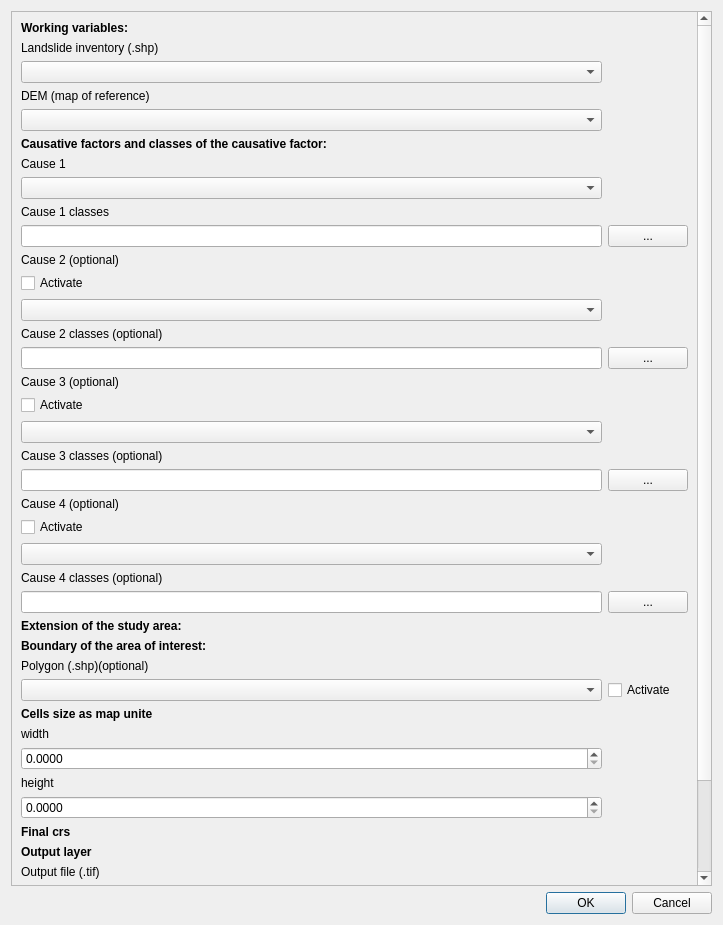
Before: the Qt Designer form sz/LSZ_dialog_base.ui in giactitti/SZ, drawn with Qt 5.
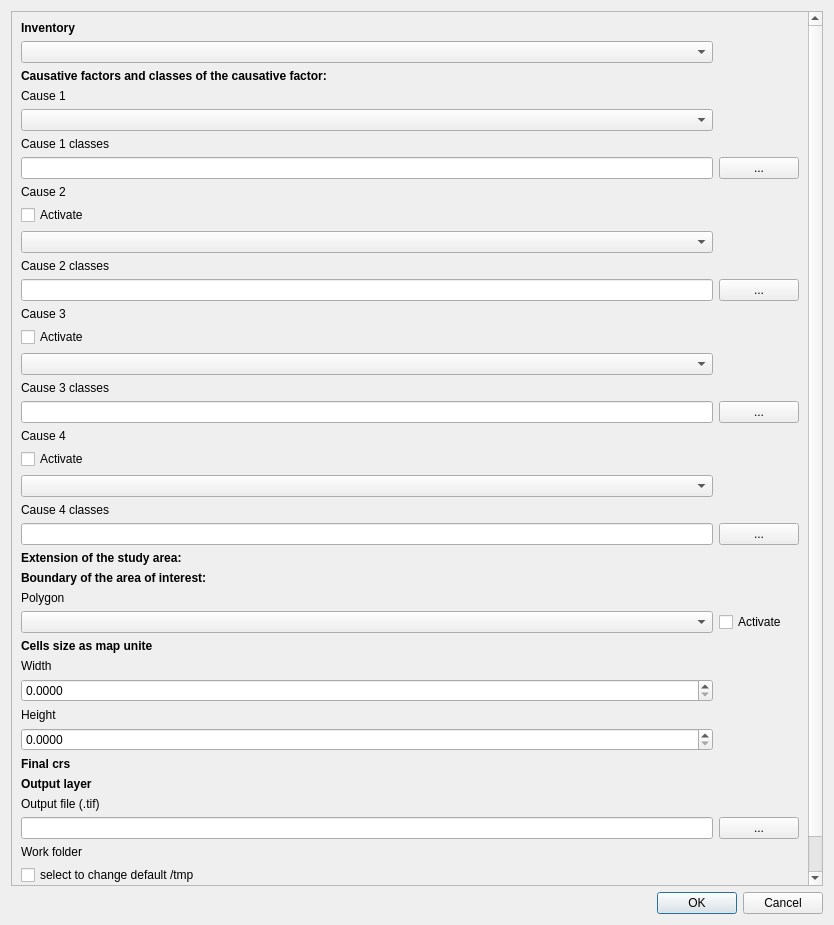
After: the same form once the commit is applied. Custom widgets are drawn as their Qt base class.

```diff
--- a/sz/LSZ_dialog_base.ui
+++ b/sz/LSZ_dialog_base.ui
@@ -6,7 +6,7 @@
    <rect>
     <x>0</x>
     <y>0</y>
-    <width>723</width>
+    <width>834</width>
     <height>925</height>
    </rect>
   </property>
@@ -33,13 +33,13 @@
       <property name="geometry">
        <rect>
         <x>0</x>
-        <y>0</y>
-        <width>689</width>
-        <height>1119</height>
+        <y>-174</y>
+        <width>800</width>
+        <height>1048</height>
        </rect>
       </property>
       <layout class="QGridLayout" name="gridLayout_2">
-       <item row="61" column="2">
+       <item row="58" column="2">
         <spacer name="verticalSpacer_2">
          <property name="orientation">
           <enum>Qt::Vertical</enum>
@@ -64,11 +64,11 @@
           </font>
          </property>
          <property name="text">
-          <string>Working variables:</string>
+          <string>Inventory</string>
          </property>
         </widget>
        </item>
-       <item row="59" column="2">
+       <item row="56" column="2">
         <widget class="QDoubleSpinBox" name="doubleSpinBox_6">
          <property name="decimals">
           <number>4</number>
@@ -78,14 +78,14 @@
          </property>
         </widget>
        </item>
-       <item row="28" column="2">
+       <item row="25" column="2">
         <widget class="QLabel" name="label_9">
          <property name="text">
-          <string>Cause 4 classes (optional)</string>
+          <string>Cause 4 classes</string>
          </property>
         </widget>
        </item>
-       <item row="57" column="2">
+       <item row="54" column="2">
         <widget class="QDoubleSpinBox" name="doubleSpinBox_5">
          <property name="decimals">
           <number>4</number>
@@ -95,17 +95,17 @@
          </property>
         </widget>
        </item>
-       <item row="66" column="2">
+       <item row="64" column="2">
         <widget class="QLineEdit" name="lineEdit_5"/>
        </item>
-       <item row="66" column="3">
+       <item row="64" column="3">
         <widget class="QPushButton" name="pushButton_5">
          <property name="text">
           <string>...</string>
          </property>
         </widget>
        </item>
-       <item row="52" column="2">
+       <item row="49" column="2">
         <widget class="QLabel" name="label_23">
          <property name="font">
           <font>
@@ -118,7 +118,7 @@
          </property>
         </widget>
        </item>
-       <item row="5" column="2">
+       <item row="2" column="2">
         <widget class="QLabel" name="label_20">
          <property name="font">
           <font>
@@ -131,7 +131,7 @@
          </property>
         </widget>
        </item>
-       <item row="44" column="2">
+       <item row="41" column="2">
         <widget class="QLabel" name="label_19">
          <property name="font">
           <font>
@@ -144,7 +144,7 @@
          </property>
         </widget>
        </item>
-       <item row="62" column="2">
+       <item row="60" column="2">
         <widget class="QLabel" name="label_24">
          <property name="font">
           <font>
@@ -157,7 +157,7 @@
          </property>
         </widget>
        </item>
-       <item row="47" column="2">
+       <item row="44" column="2">
         <widget class="QLabel" name="label_25">
          <property name="font">
           <font>
@@ -170,77 +170,77 @@
          </property>
         </widget>
        </item>
-       <item row="58" column="2">
+       <item row="55" column="2">
         <widget class="QLabel" name="label_17">
          <property name="text">
-          <string>height</string>
+          <string>Height</string>
          </property>
         </widget>
        </item>
-       <item row="22" column="2">
+       <item row="19" column="2">
         <widget class="QLabel" name="label_8">
          <property name="text">
-          <string>Cause 3 classes (optional)</string>
+          <string>Cause 3 classes</string>
          </property>
         </widget>
        </item>
-       <item row="8" column="2">
+       <item row="5" column="2">
         <widget class="QLabel" name="label_6">
          <property name="text">
           <string>Cause 1 classes</string>
          </property>
         </widget>
        </item>
-       <item row="12" column="2">
+       <item row="9" column="2">
         <widget class="QLabel" name="label_2">
          <property name="text">
-          <string>Cause 2 (optional)</string>
+          <string>Cause 2 </string>
          </property>
         </widget>
        </item>
-       <item row="15" column="2">
+       <item row="12" column="2">
         <widget class="QLabel" name="label_7">
          <property name="text">
-          <string>Cause 2 classes (optional)</string>
+          <string>Cause 2 classes</string>
          </property>
         </widget>
        </item>
-       <item row="6" column="2">
+       <item row="3" column="2">
         <widget class="QLabel" name="label">
          <property name="text">
           <string>Cause 1</string>
          </property>
         </widget>
        </item>
-       <item row="18" column="2">
+       <item row="15" column="2">
         <widget class="QLabel" name="label_3">
          <property name="text">
-          <string>Cause 3 (optional)</string>
+          <string>Cause 3</string>
          </property>
         </widget>
        </item>
-       <item row="25" column="2">
+       <item row="22" column="2">
         <widget class="QLabel" name="label_4">
          <property name="text">
-          <string>Cause 4 (optional)</string>
+          <string>Cause 4</string>
          </property>
         </widget>
        </item>
-       <item row="48" column="2">
+       <item row="45" column="2">
         <widget class="QLabel" name="label_26">
          <property name="text">
-          <string>Polygon (.shp)(optional)</string>
+          <string>Polygon</string>
          </property>
         </widget>
        </item>
-       <item row="54" column="2">
+       <item row="51" column="2">
         <widget class="QLabel" name="label_16">
          <property name="text">
-          <string>width</string>
+          <string>Width</string>
          </property>
         </widget>
        </item>
-       <item row="64" column="2">
+       <item row="62" column="2">
         <widget class="QLabel" name="label_5">
          <property name="text">
           <string>Output file (.tif)</string>
@@ -254,28 +254,14 @@
          </property>
         </widget>
        </item>
-       <item row="3" column="2">
-        <widget class="QLabel" name="label_11">
-         <property name="text">
-          <string>DEM (map of reference)</string>
-         </property>
-        </widget>
-       </item>
-       <item row="1" column="2">
-        <widget class="QLabel" name="label_10">
-         <property name="text">
-          <string>Landslide inventory (.shp)</string>
-         </property>
-        </widget>
-       </item>
-       <item row="67" column="2">
+       <item row="65" column="2">
         <widget class="QLabel" name="label_18">
          <property name="text">
-          <string>Work folder (optional)</string>
+          <string>Work folder</string>
          </property>
         </widget>
        </item>
-       <item row="46" column="2">
+       <item row="43" column="2">
         <spacer name="verticalSpacer">
          <property name="orientation">
           <enum>Qt::Vertical</enum>
@@ -288,10 +274,10 @@
          </property>
         </spacer>
        </item>
-       <item row="51" column="2">
+       <item row="48" column="2">
         <widget class="QgsMapLayerComboBox" name="mMapLayerComboBox"/>
        </item>
-       <item row="60" column="2">
+       <item row="57" column="2">
         <widget class="QLabel" name="label_12">
          <property name="font">
           <font>
@@ -304,7 +290,7 @@
          </property>
         </widget>
        </item>
-       <item row="51" column="3">
+       <item row="48" column="3">
         <widget class="QCheckBox" name="checkBox">
          <property name="text">
           <string>Activate</string>
@@ -315,92 +301,89 @@
         </widget>
        </item>
        <item row="4" column="2">
-        <widget class="QgsMapLayerComboBox" name="mMapLayerComboBox_3"/>
-       </item>
-       <item row="7" column="2">
         <widget class="QgsMapLayerComboBox" name="mMapLayerComboBox_4"/>
        </item>
-       <item row="20" column="2">
+       <item row="17" column="2">
         <widget class="QgsMapLayerComboBox" name="mMapLayerComboBox_8"/>
        </item>
-       <item row="14" column="2">
+       <item row="11" column="2">
         <widget class="QgsMapLayerComboBox" name="mMapLayerComboBox_6"/>
        </item>
-       <item row="2" column="2">
+       <item row="1" column="2">
         <widget class="QgsMapLayerComboBox" name="mMapLayerComboBox_2"/>
        </item>
-       <item row="27" column="2">
+       <item row="24" column="2">
         <widget class="QgsMapLayerComboBox" name="mMapLayerComboBox_10"/>
        </item>
-       <item row="68" column="2">
+       <item row="66" column="2">
         <widget class="QCheckBox" name="checkBox_2">
          <property name="text">
-          <string>default is /tmp</string>
+          <string>select to change default /tmp</string>
          </property>
         </widget>
        </item>
-       <item row="9" column="2">
+       <item row="6" column="2">
         <widget class="QLineEdit" name="lineEdit_6"/>
        </item>
-       <item row="23" column="3">
+       <item row="20" column="3">
         <widget class="QPushButton" name="pushButton_8">
          <property name="text">
           <string>...</string>
          </property>
         </widget>
        </item>
-       <item row="29" column="3">
+       <item row="26" column="3">
         <widget class="QPushButton" name="pushButton_9">
          <property name="text">
           <string>...</string>
          </property>
         </widget>
        </item>
-       <item row="16" column="2">
+       <item row="13" column="2">
         <widget class="QLineEdit" name="lineEdit_7"/>
        </item>
-       <item row="29" column="2">
-        <widget class="QLineEdit" name="lineEdit_9"/>
-       </item>
        <item row="26" column="2">
+        <widget class="QLineEdit" name="lineEdit_9"/>
+       </item>
+       <item row="23" column="2">
         <widget class="QCheckBox" name="checkBox_10">
          <property name="text">
           <string>Activate</string>
          </property>
         </widget>
        </item>
-       <item row="13" column="2">
+       <item row="10" column="2">
         <widget class="QCheckBox" name="checkBox_6">
          <property name="text">
           <string>Activate</string>
          </property>
         </widget>
        </item>
-       <item row="9" column="3">
+       <item row="6" column="3">
         <widget class="QPushButton" name="pushButton_6">
          <property name="text">
           <string>...</string>
          </property>
         </widget>
        </item>
-       <item row="23" column="2">
+       <item row="20" column="2">
         <widget class="QLineEdit" name="lineEdit_8"/>
        </item>
-       <item row="16" column="3">
+       <item row="13" column="3">
         <widget class="QPushButton" name="pushButton_7">
          <property name="text">
           <string>...</string>
          </property>
         </widget>
        </item>
-       <item row="19" column="2">
+       <item row="16" column="2">
         <widget class="QCheckBox" name="checkBox_8">
          <property name="text">
           <string>Activate</string>
          </property>
         </widget>
        </item>
-       <item row="45" column="2">
+       <item row="42" column="2">
         <spacer name="verticalSpacer_3">
          <property name="orientation">
           <enum>Qt::Vertical</enum>
@@ -413,6 +396,19 @@
          </property>
         </spacer>
        </item>
+       <item row="59" column="2">
+        <spacer name="verticalSpacer_4">
+         <property name="orientation">
+          <enum>Qt::Vertical</enum>
+         </property>
+         <property name="sizeHint" stdset="0">
+          <size>
+           <width>20</width>
+           <height>40</height>
+          </size>
+         </property>
+        </spacer>
+       </item>
       </layout>
      </widget>
     </widget>
```
Left out of the diff: 9 changed lines with no effect on the pictures.
